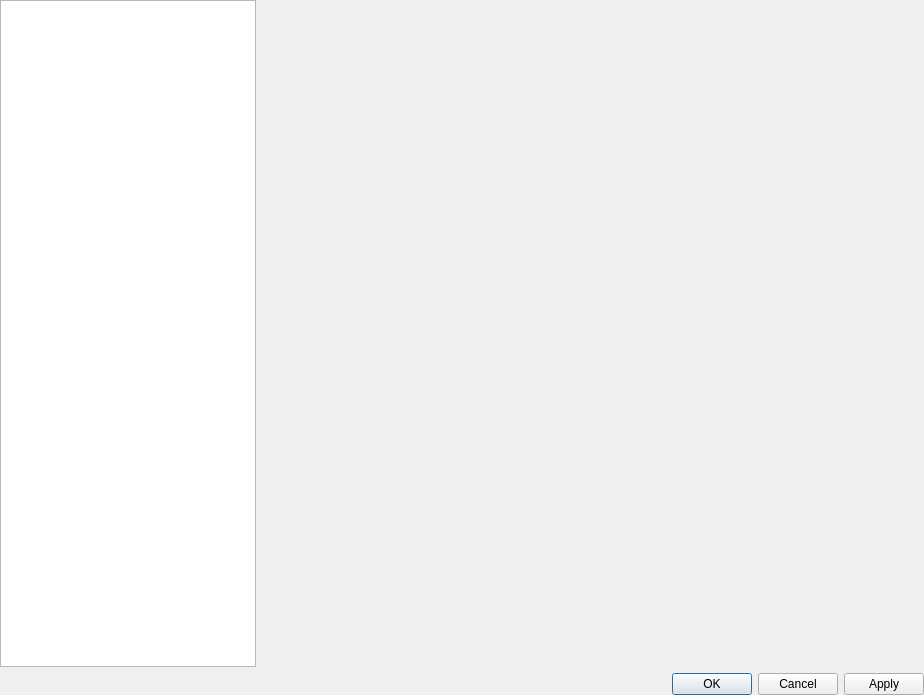
First picture: the form in Viewer/src/PropertyDialog.ui, repository ecmwf/ecflow, before the edit.
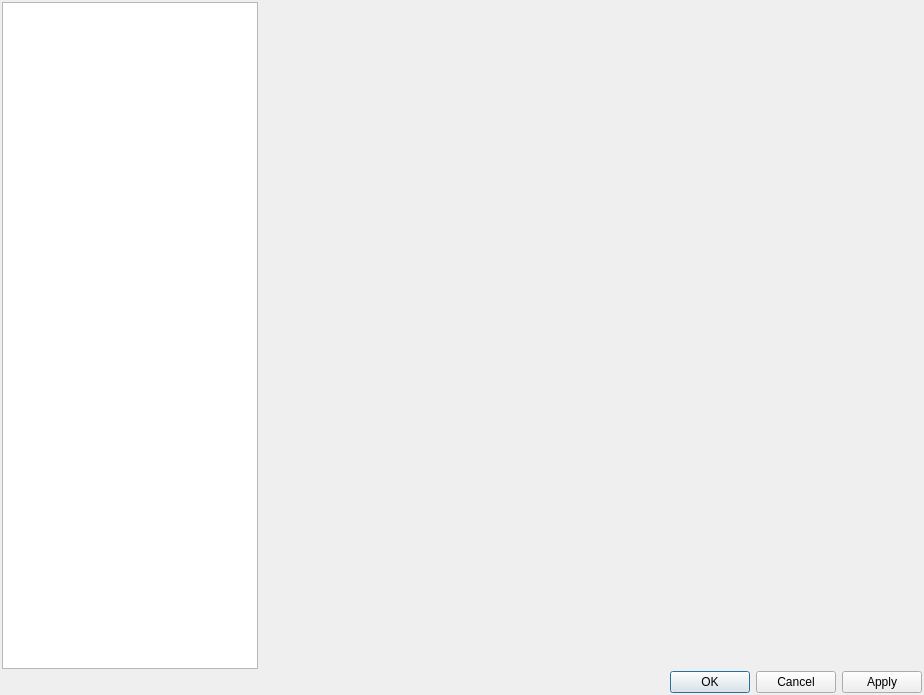
Second picture: the form after the edit.

Diff of the .ui file:
```diff
--- a/Viewer/src/PropertyDialog.ui
+++ b/Viewer/src/PropertyDialog.ui
@@ -17,8 +17,11 @@
    <bool>true</bool>
   </property>
   <layout class="QVBoxLayout" name="verticalLayout">
+   <property name="spacing">
+    <number>2</number>
+   </property>
    <property name="margin">
-    <number>0</number>
+    <number>2</number>
    </property>
    <item>
     <layout class="QHBoxLayout" name="horizontalLayout">
```
